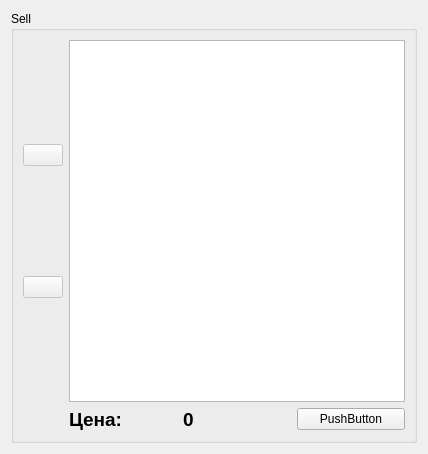
Before: the Qt Designer form widgets/sell/sell.ui in thelastpolaris/Loreley, drawn with Qt 5.
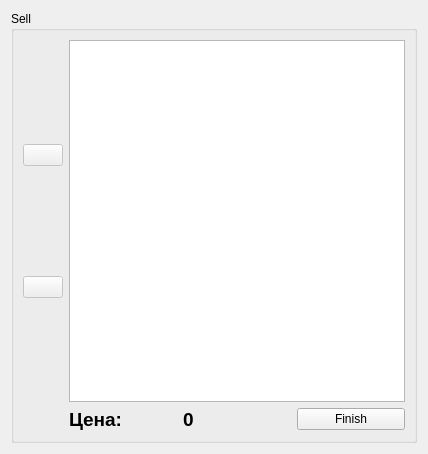
After: the same form once the commit is applied. Icons and pictures are not drawn.

What changed in the file:
```diff
--- a/widgets/sell/sell.ui
+++ b/widgets/sell/sell.ui
@@ -72,7 +72,7 @@
             <item>
              <widget class="QPushButton" name="pushButton">
               <property name="text">
-               <string>PushButton</string>
+               <string>Finish</string>
               </property>
              </widget>
             </item>
```
Left out of the diff: 2 changed lines with no effect on the pictures.
